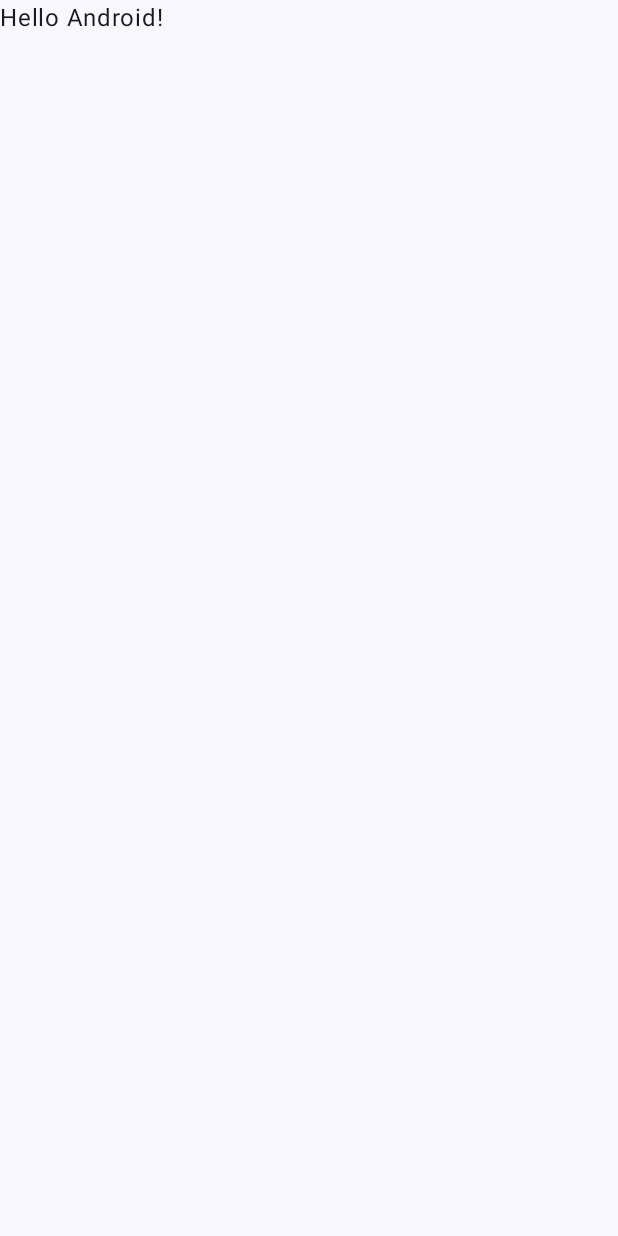
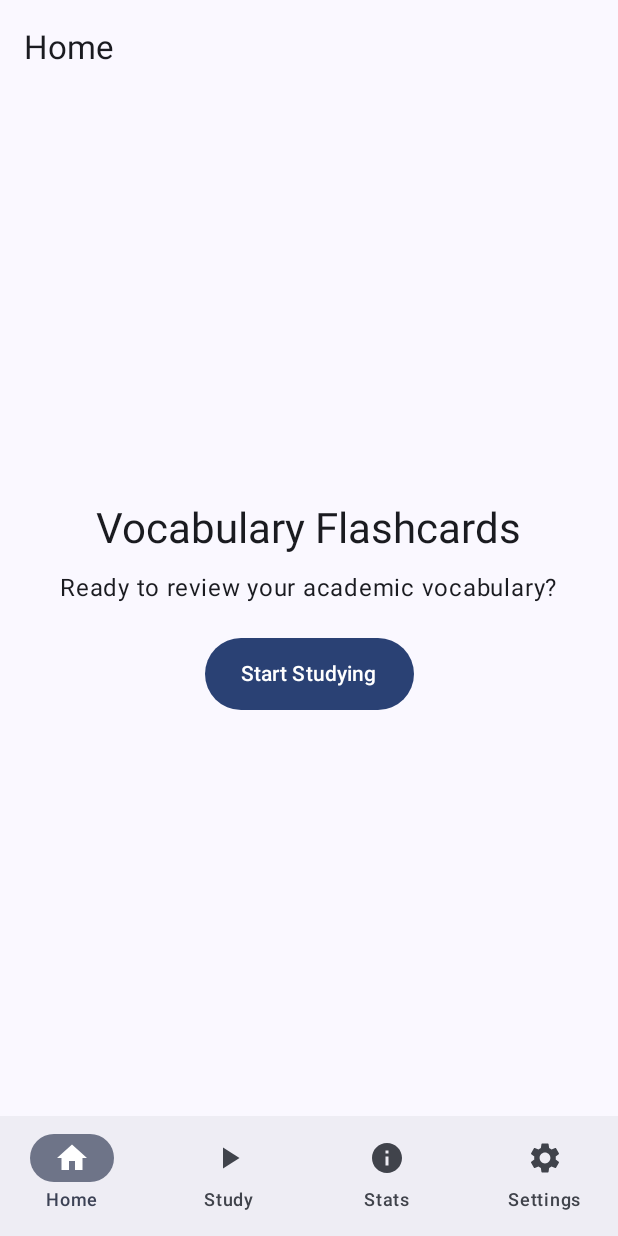
Before and after one commit to Yijie-LiScott/CP3406_A3_Vocabulary_Flashcards, an Android app built with Jetpack Compose: the screen it shows after launch (MainActivity), on a phone screen of 412 x 824 dp. Before the commit the screen is almost empty. Run offline under Robolectric (Android 15) with nearby library versions, the phone set to English and light mode, and no system bars.

Commit message:
Add 4 core screens and Jetpack Compose Navigation

```diff
--- a/app/build.gradle.kts
+++ b/app/build.gradle.kts
@@ -44,6 +44,8 @@ dependencies {
     implementation(libs.androidx.compose.ui.tooling.preview)
     implementation(libs.androidx.core.ktx)
     implementation(libs.androidx.lifecycle.runtime.ktx)
+    implementation(libs.compose.navigation)
+    implementation("androidx.compose.material:material-icons-core")
     testImplementation(libs.junit)
     androidTestImplementation(platform(libs.androidx.compose.bom))
     androidTestImplementation(libs.androidx.compose.ui.test.junit4)
--- a/app/src/main/java/com/example/vocabularyflashcards/MainActivity.kt
+++ b/app/src/main/java/com/example/vocabularyflashcards/MainActivity.kt
@@ -4,13 +4,7 @@ import android.os.Bundle
 import androidx.activity.ComponentActivity
 import androidx.activity.compose.setContent
 import androidx.activity.enableEdgeToEdge
-import androidx.compose.foundation.layout.fillMaxSize
-import androidx.compose.foundation.layout.padding
-import androidx.compose.material3.Scaffold
-import androidx.compose.material3.Text
-import androidx.compose.runtime.Composable
-import androidx.compose.ui.Modifier
-import androidx.compose.ui.tooling.preview.Preview
+import com.example.vocabularyflashcards.navigation.AppNavigation
 import com.example.vocabularyflashcards.ui.theme.VocabularyFlashcardsTheme
 
 class MainActivity : ComponentActivity() {
@@ -19,29 +13,8 @@ class MainActivity : ComponentActivity() {
         enableEdgeToEdge()
         setContent {
             VocabularyFlashcardsTheme {
-                Scaffold(modifier = Modifier.fillMaxSize()) { innerPadding ->
-                    Greeting(
-                        name = "Android",
-                        modifier = Modifier.padding(innerPadding)
-                    )
-                }
+                AppNavigation()
             }
         }
     }
 }
-
-@Composable
-fun Greeting(name: String, modifier: Modifier = Modifier) {
-    Text(
-        text = "Hello $name!",
-        modifier = modifier
-    )
-}
-
-@Preview(showBackground = true)
-@Composable
-fun GreetingPreview() {
-    VocabularyFlashcardsTheme {
-        Greeting("Android")
-    }
-}
--- /dev/null
+++ b/app/src/main/java/com/example/vocabularyflashcards/navigation/AppNavigation.kt
@@ -0,0 +1,90 @@
+package com.example.vocabularyflashcards.navigation
+
+import androidx.compose.foundation.layout.padding
+import androidx.compose.material.icons.Icons
+import androidx.compose.material.icons.filled.Home
+import androidx.compose.material.icons.filled.Info
+import androidx.compose.material.icons.filled.PlayArrow
+import androidx.compose.material.icons.filled.Settings
+import androidx.compose.material3.*
+import androidx.compose.runtime.Composable
+import androidx.compose.runtime.getValue
+import androidx.compose.ui.Modifier
+import androidx.navigation.compose.NavHost
+import androidx.navigation.compose.composable
+import androidx.navigation.compose.currentBackStackEntryAsState
+import androidx.navigation.compose.rememberNavController
+import com.example.vocabularyflashcards.views.ActivityScreen
+import com.example.vocabularyflashcards.views.LandingScreen
+import com.example.vocabularyflashcards.views.SettingsScreen
+import com.example.vocabularyflashcards.views.StatisticsScreen
+
+@OptIn(ExperimentalMaterial3Api::class)
+@Composable
+fun AppNavigation() {
+    val navController = rememberNavController()
+    val navBackStackEntry by navController.currentBackStackEntryAsState()
+    val currentRoute = navBackStackEntry?.destination?.route
+
+    val navItems = listOf(
+        Screens.Landing to Icons.Default.Home,
+        Screens.Activity to Icons.Default.PlayArrow,
+        Screens.Statistics to Icons.Default.Info,
+        Screens.Settings to Icons.Default.Settings
+    )
+
+    Scaffold(
+        topBar = {
+            TopAppBar(
+                title = {
+                    val title = navItems.firstOrNull { it.first.route == currentRoute }?.first?.title
+                        ?: "Vocabulary Flashcards"
+                    Text(text = title)
+                }
+            )
+        },
+        bottomBar = {
+            NavigationBar {
+                navItems.forEach { (screen, icon) ->
+                    NavigationBarItem(
+                        selected = currentRoute == screen.route,
+                        onClick = {
+                            if (currentRoute != screen.route) {
+                                navController.navigate(screen.route) {
+                                    popUpTo(Screens.Landing.route) { saveState = true }
+                                    launchSingleTop = true
+                                    restoreState = true
+                                }
+                            }
+                        },
+                        icon = { Icon(imageVector = icon, contentDescription = screen.title) },
+                        label = { Text(text = screen.title) }
+                    )
+                }
+            }
+        }
+    ) { innerPadding ->
+        NavHost(
+            navController = navController,
+            startDestination = Screens.Landing.route,
+            modifier = Modifier.padding(innerPadding)
+        ) {
+            composable(Screens.Landing.route) {
+                LandingScreen(
+                    onStartStudy = { navController.navigate(Screens.Activity.route) }
+                )
+            }
+            composable(Screens.Activity.route) {
+                ActivityScreen(
+                    onExitStudy = { navController.popBackStack() }
+                )
+            }
+            composable(Screens.Statistics.route) {
+                StatisticsScreen()
+            }
+            composable(Screens.Settings.route) {
+                SettingsScreen()
+            }
+        }
+    }
+}
--- /dev/null
+++ b/app/src/main/java/com/example/vocabularyflashcards/navigation/Screens.kt
@@ -0,0 +1,8 @@
+package com.example.vocabularyflashcards.navigation
+
+sealed class Screens(val route: String, val title: String) {
+    data object Landing : Screens("landing", "Home")
+    data object Activity : Screens("activity", "Study")
+    data object Statistics : Screens("statistics", "Stats")
+    data object Settings : Screens("settings", "Settings")
+}
--- /dev/null
+++ b/app/src/main/java/com/example/vocabularyflashcards/views/LandingScreen.kt
@@ -0,0 +1,39 @@
+package com.example.vocabularyflashcards.views
+
+import androidx.compose.foundation.layout.*
+import androidx.compose.material3.*
+import androidx.compose.runtime.Composable
+import androidx.compose.ui.Alignment
+import androidx.compose.ui.Modifier
+import androidx.compose.ui.unit.dp
+
+@Composable
+fun LandingScreen(
+    onStartStudy: () -> Unit,
+    modifier: Modifier = Modifier
+) {
+    Column(
+        modifier = modifier
+            .fillMaxSize()
+            .padding(24.dp),
+        verticalArrangement = Arrangement.Center,
+        horizontalAlignment = Alignment.CenterHorizontally
+    ) {
+        Text(
+            text = "Vocabulary Flashcards",
+            style = MaterialTheme.typography.headlineMedium
+        )
+        Spacer(modifier = Modifier.height(12.dp))
+        Text(
+            text = "Ready to review your academic vocabulary?",
+            style = MaterialTheme.typography.bodyLarge
+        )
+        Spacer(modifier = Modifier.height(24.dp))
+        Button(
+            onClick = onStartStudy,
+            modifier = Modifier.height(48.dp)
+        ) {
+            Text(text = "Start Studying")
+        }
+    }
+}
--- a/gradle/libs.versions.toml
+++ b/gradle/libs.versions.toml
@@ -8,6 +8,7 @@ lifecycleRuntimeKtx = "2.11.0"
 activityCompose = "1.13.0"
 kotlin = "2.2.10"
 composeBom = "2026.02.01"
+composeNavigation = "2.8.3"
 
 [libraries]
 androidx-core-ktx = { group = "androidx.core", name = "core-ktx", version.ref = "coreKtx" }
@@ -24,7 +25,7 @@ androidx-compose-ui-tooling-preview = { group = "androidx.compose.ui", name = "u
 androidx-compose-ui-test-manifest = { group = "androidx.compose.ui", name = "ui-test-manifest" }
 androidx-compose-ui-test-junit4 = { group = "androidx.compose.ui", name = "ui-test-junit4" }
 androidx-compose-material3 = { group = "androidx.compose.material3", name = "material3" }
-
+compose-navigation = { module = "androidx.navigation:navigation-compose", version.ref = "composeNavigation" }
 [plugins]
 android-application = { id = "com.android.application", version.ref = "agp" }
 kotlin-compose = { id = "org.jetbrains.kotlin.plugin.compose", version.ref = "kotlin" }
```
Also changed, not shown: app/src/main/java/com/example/vocabularyflashcards/views/ActivityScreen.kt (added, +36 -0 lines), app/src/main/java/com/example/vocabularyflashcards/views/SettingsScreen.kt (added, +26 -0 lines), app/src/main/java/com/example/vocabularyflashcards/views/StatisticsScreen.kt (added, +26 -0 lines).
